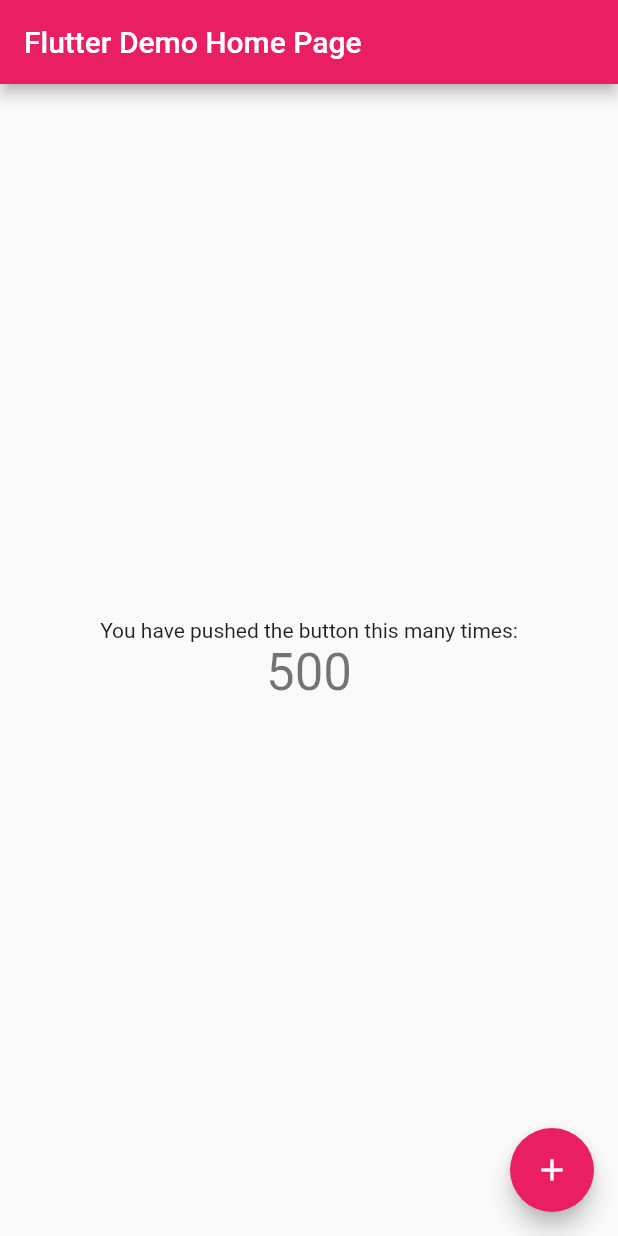
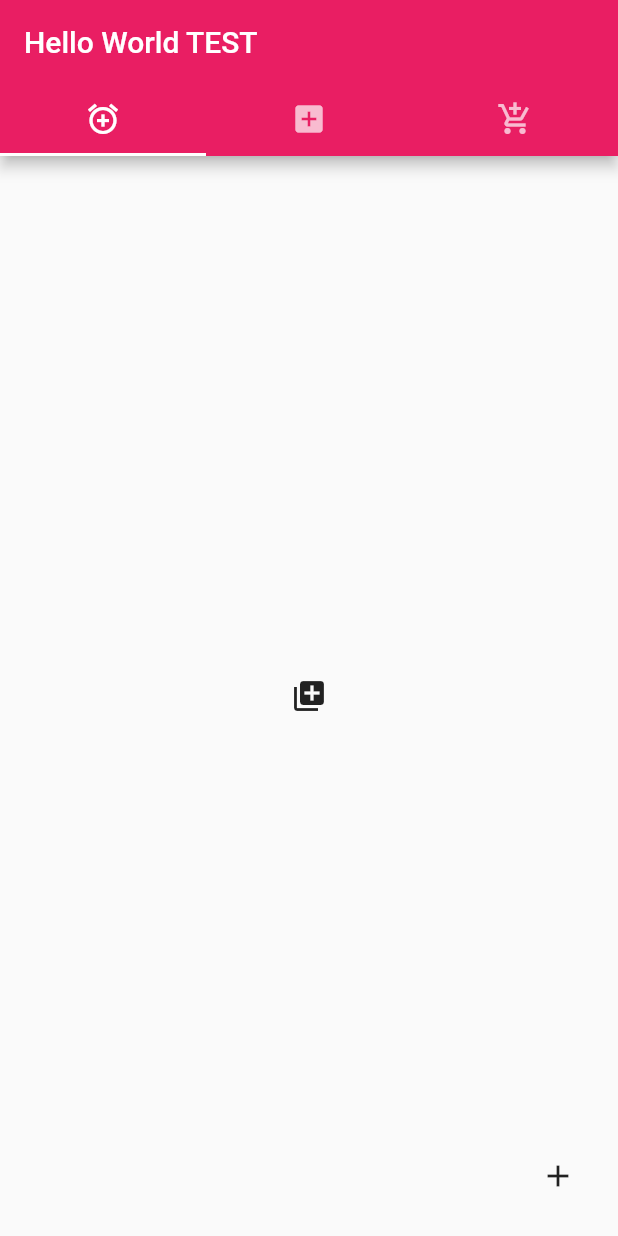
Before and after one commit to pumy2517/lab01, a Flutter app: the screen it shows after launch, after a tap on the "add" icon, on a phone screen of 412 x 824 dp. Run offline on Flutter 3.47's test engine with Material 2 defaults, Android fonts, the phone set to English and light mode, and no system bars.

Commit message:
Add files via upload

```diff
--- a/lib/main.dart
+++ b/lib/main.dart
@@ -8,104 +8,78 @@ class MyApp extends StatelessWidget {
   Widget build(BuildContext context) {
     return MaterialApp(
       title: 'Flutter Demo',
+      debugShowCheckedModeBanner: false,
       theme: ThemeData(
-        // This is the theme of your application.
-        //
-        // Try running your application with "flutter run". You'll see the
-        // application has a blue toolbar. Then, without quitting the app, try
-        // changing the primarySwatch below to Colors.green and then invoke
-        // "hot reload" (press "r" in the console where you ran "flutter run",
-        // or simply save your changes to "hot reload" in a Flutter IDE).
-        // Notice that the counter didn't reset back to zero; the application
-        // is not restarted.
         primarySwatch: Colors.pink,
       ),
-      home: MyHomePage(title: 'Flutter Demo Home Page'),
+      home: MyHomePage(),
     );
   }
 }
 
 class MyHomePage extends StatefulWidget {
-  MyHomePage({Key key, this.title}) : super(key: key);
-
-  // This widget is the home page of your application. It is stateful, meaning
-  // that it has a State object (defined below) that contains fields that affect
-  // how it looks.
-
-  // This class is the configuration for the state. It holds the values (in this
-  // case the title) provided by the parent (in this case the App widget) and
-  // used by the build method of the State. Fields in a Widget subclass are
-  // always marked "final".
-
-  final String title;
-
   @override
-  _MyHomePageState createState() => _MyHomePageState();
+  State<StatefulWidget> createState() {
+    // TODO: implement createState
+    return MyHomePageState();
+  }
 }
 
-class _MyHomePageState extends State<MyHomePage> {
-  int _counter = 0;
-
-  void _incrementCounter() {
-    setState(() {
-      // This call to setState tells the Flutter framework that something has
-      // changed in this State, which causes it to rerun the build method below
-      // so that the display can reflect the updated values. If we changed
-      // _counter without calling setState(), then the build method would not be
-      // called again, and so nothing would appear to happen.
-      _counter+= 500;
-    });
-  }
+class MyHomePageState extends State<MyHomePage> {
+  int counter = 0;
 
   @override
   Widget build(BuildContext context) {
-    // This method is rerun every time setState is called, for instance as done
-    // by the _incrementCounter method above.
-    //
-    // The Flutter framework has been optimized to make rerunning build methods
-    // fast, so that you can just rebuild anything that needs updating rather
-    // than having to individually change instances of widgets.
-    return Scaffold(
+    return DefaultTabController(
+        length: 3,
+        child: Scaffold(
           appBar: AppBar(
-        // Here we take the value from the MyHomePage object that was created by
-        // the App.build method, and use it to set our appbar title.
-        title: Text(widget.title),
+            title: Text("Hello World TEST"),
+            bottom: TabBar(
+              tabs: <Widget>[
+                Tab(
+                  icon: Icon(Icons.add_alarm),
                 ),
-      body: Center(
-        // Center is a layout widget. It takes a single child and positions it
-        // in the middle of the parent.
-        child: Column(
-          // Column is also layout widget. It takes a list of children and
-          // arranges them vertically. By default, it sizes itself to fit its
-          // children horizontally, and tries to be as tall as its parent.
-          //
-          // Invoke "debug painting" (press "p" in the console, choose the
-          // "Toggle Debug Paint" action from the Flutter Inspector in Android
-          // Studio, or the "Toggle Debug Paint" command in Visual Studio Code)
-          // to see the wireframe for each widget.
-          //
-          // Column has various properties to control how it sizes itself and
-          // how it positions its children. Here we use mainAxisAlignment to
-          // center the children vertically; the main axis here is the vertical
-          // axis because Columns are vertical (the cross axis would be
-          // horizontal).
-          mainAxisAlignment: MainAxisAlignment.center,
-          children: <Widget>[
-            Text(
-              'You have pushed the button this many times:',
+                Tab(
+                  icon: Icon(Icons.add_box),
                 ),
-            Text(
-              '$_counter',
-              style: Theme.of(context).textTheme.display1,
+                Tab(
+                  icon: Icon(Icons.add_shopping_cart),
                 ),
               ],
             ),
           ),
-      floatingActionButton: FloatingActionButton(
-        onPressed: _incrementCounter,
-        tooltip: 'Increment',
-        child: Icon(Icons.add),
-      ), // This trailing comma makes auto-formatting nicer for build methods.
-    );
+          body: Center(child: Icon(Icons.add_to_photos)),
+          floatingActionButton: IconButton(
+            icon: Icon(Icons.add),
+            onPressed: () {
+              setState(() {
+                counter++;
+              });
+              print("Counter : ${counter}");
+            },
+          ),
+        ));
   }
 }
+
+// class MyHomePage extends StatelessWidget {
+//   int counter = 0;
+
+//   @override
+//   Widget build(BuildContext context) {
+//     return Scaffold(
+//       appBar: AppBar(
+//         title: Text("Hello World TEST"),
+//       ),
+//       body: Text("${counter}"),
+//       floatingActionButton: IconButton(
+//         icon: Icon(Icons.add),
+//         onPressed: () {
+//           counter++;
+//           print("Counter : ${counter}");
+//         },
+//       ),
+//     );
+//   }
+// }
```
Lines whose indentation alone changed are shown as unchanged.
